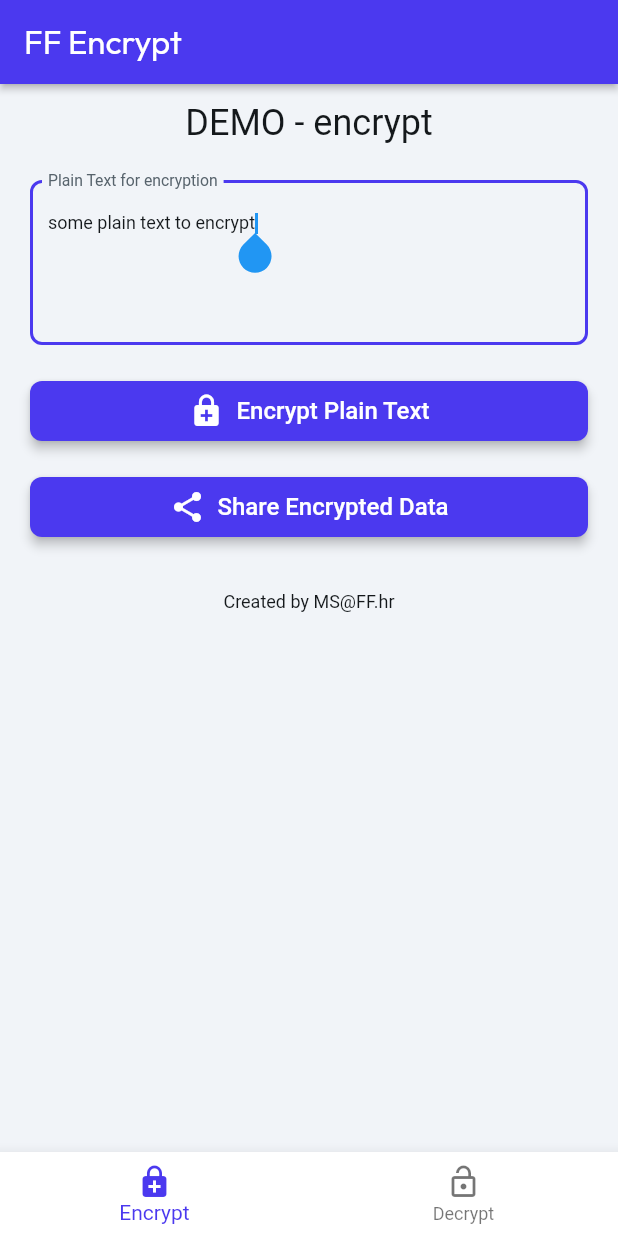
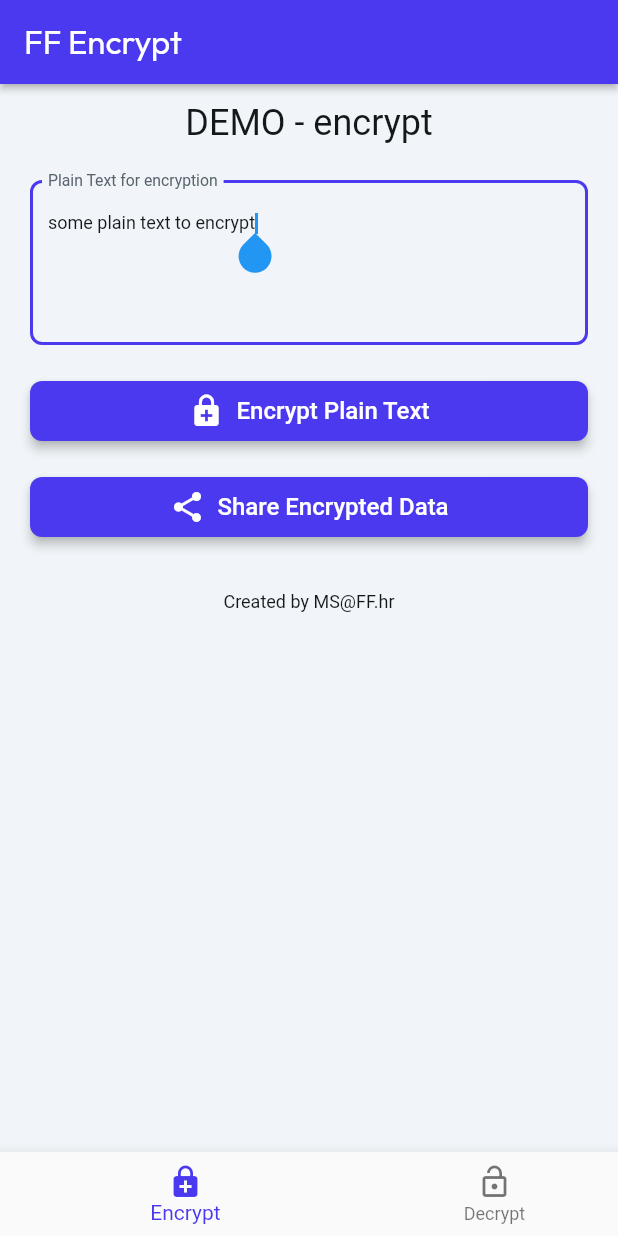
Before and after one commit to stepanic/mp-ff-encrypt, a Flutter app: the screen it shows after launch, on a phone screen of 412 x 824 dp. Run offline on Flutter 3.47's test engine with Material 3 defaults, Android fonts, the phone set to English and light mode, and no system bars; drawn by our look-alikes of auto_size_text; our stand-ins replace easy_debounce, font_awesome_flutter, from_css_color, go_router, google_fonts, page_transition and 3 more; missing offline and left inert: encrypt, json_path; Roboto replaces fonts that are missing (Readex Pro).

Commit message:
Local changes before sync

```diff
--- a/lib/main.dart
+++ b/lib/main.dart
@@ -103,7 +103,9 @@ class _NavBarPageState extends State<NavBarPage> {
 
     return Scaffold(
       body: _currentPage ?? tabs[_currentPageName],
-      bottomNavigationBar: BottomNavigationBar(
+      bottomNavigationBar: /*LOCAL_START*/ Padding(
+        padding: MediaQuery.of(context).viewInsets,
+        child: /*LOCAL_END*/ BottomNavigationBar(
           currentIndex: currentIndex,
           onTap: (i) => setState(() {
             _currentPage = null;
@@ -114,7 +116,7 @@ class _NavBarPageState extends State<NavBarPage> {
           unselectedItemColor: const Color(0x8A000000),
           showSelectedLabels: true,
           showUnselectedLabels: true,
-        type: BottomNavigationBarType.fixed,
+          type: BottomNavigationBarType.shifting,
           items: const <BottomNavigationBarItem>[
             BottomNavigationBarItem(
               icon: Icon(
@@ -134,6 +136,7 @@ class _NavBarPageState extends State<NavBarPage> {
             )
           ],
         ),
+      ),
     );
   }
 }
```
Also changed, not shown: pubspec.lock. Lines whose indentation alone changed are shown as unchanged.
